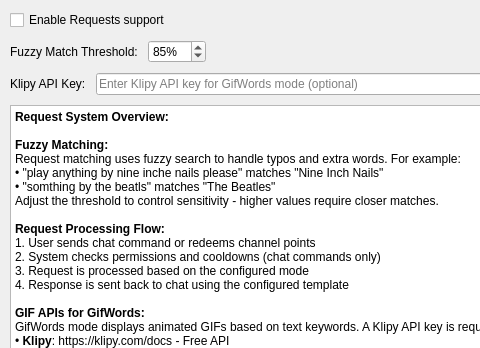
Above: nowplaying/resources/ui/requests_settings.ui from whatsnowplaying/whats-now-playing before the change; both pictures show x 0 to 480 and y 0 to 348 of the 640 by 480 pixel window. Below: the same form after it.
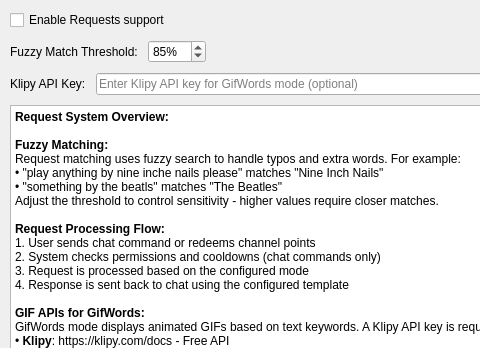
That is the form after the change.

Patch:
```diff
--- a/nowplaying/resources/ui/requests_settings.ui
+++ b/nowplaying/resources/ui/requests_settings.ui
@@ -115,7 +115,7 @@
 &lt;p style=&quot;margin-top:0px; margin-bottom:0px; margin-left:0px; margin-right:0px; -qt-block-indent:0; text-indent:0px&quot;&gt;&lt;span style=&quot;font-weight: 600&quot;&gt;Fuzzy Matching:&lt;/span&gt;&lt;/p&gt;
 &lt;p style=&quot;margin-top:0px; margin-bottom:0px; margin-left:0px; margin-right:0px; -qt-block-indent:0; text-indent:0px&quot;&gt;Request matching uses fuzzy search to handle typos and extra words. For example:&lt;/p&gt;
 &lt;p style=&quot;margin-top:0px; margin-bottom:0px; margin-left:0px; margin-right:0px; -qt-block-indent:0; text-indent:0px&quot;&gt;• &quot;play anything by nine inche nails please&quot; matches &quot;Nine Inch Nails&quot;&lt;/p&gt;
-&lt;p style=&quot;margin-top:0px; margin-bottom:0px; margin-left:0px; margin-right:0px; -qt-block-indent:0; text-indent:0px&quot;&gt;• &quot;somthing by the beatls&quot; matches &quot;The Beatles&quot;&lt;/p&gt;
+&lt;p style=&quot;margin-top:0px; margin-bottom:0px; margin-left:0px; margin-right:0px; -qt-block-indent:0; text-indent:0px&quot;&gt;• &quot;something by the beatls&quot; matches &quot;The Beatles&quot;&lt;/p&gt;
 &lt;p style=&quot;margin-top:0px; margin-bottom:0px; margin-left:0px; margin-right:0px; -qt-block-indent:0; text-indent:0px&quot;&gt;Adjust the threshold to control sensitivity - higher values require closer matches.&lt;/p&gt;
 &lt;p style=&quot;-qt-paragraph-type:empty; margin-top:0px; margin-bottom:0px; margin-left:0px; margin-right:0px; -qt-block-indent:0; text-indent:0px&quot;&gt;&lt;br /&gt;&lt;/p&gt;
 &lt;p style=&quot;margin-top:0px; margin-bottom:0px; margin-left:0px; margin-right:0px; -qt-block-indent:0; text-indent:0px&quot;&gt;&lt;span style=&quot;font-weight: 600&quot;&gt;Request Processing Flow:&lt;/span&gt;&lt;/p&gt;
```
